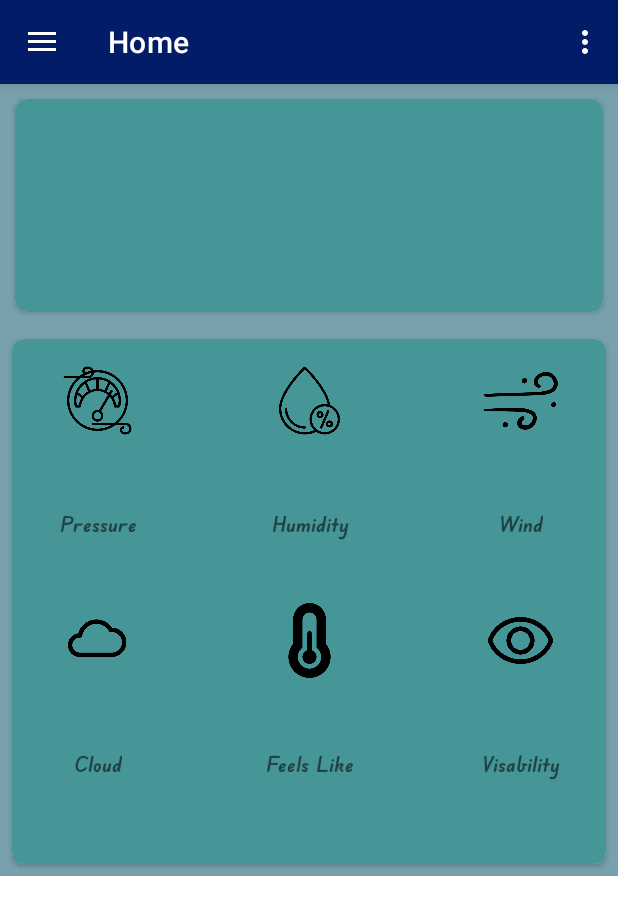
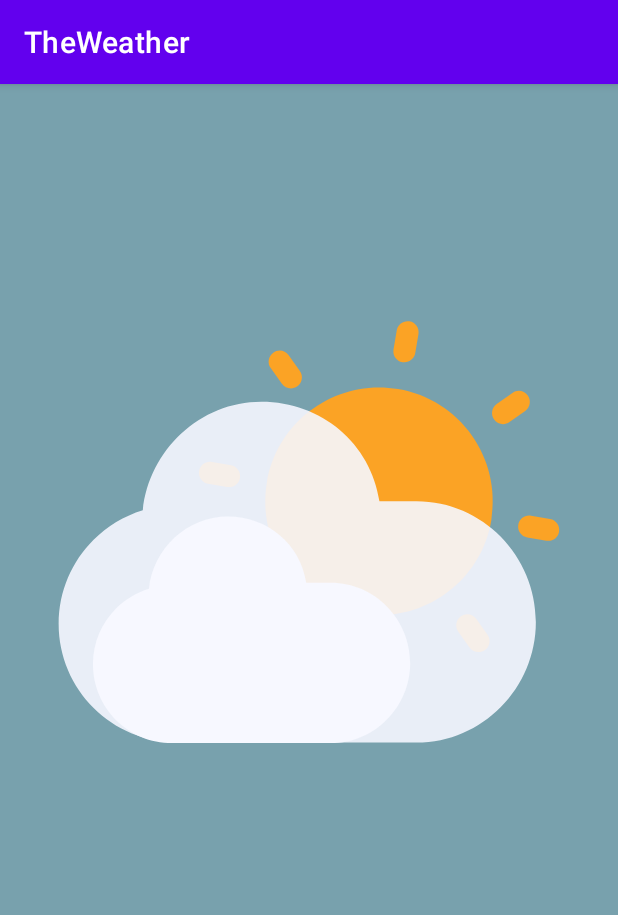
Before and after one commit to alaaeisa797/The-Weather, an Android app: the first screen one second after launch (MainActivity before the commit, SplashScreen after it), on a phone screen of 412 x 824 dp. Shown: the top 915 px of the screen. Run offline under Robolectric (Android 15) with nearby library versions, the phone set to English and light mode, and no system bars.

Commit message:
making a splash screen and updating app icon

```diff
--- a/app/build.gradle.kts
+++ b/app/build.gradle.kts
@@ -53,6 +53,7 @@ dependencies {
     implementation(libs.androidx.navigation.ui.ktx)
     implementation(libs.androidx.legacy.support.v4)
     implementation(libs.play.services.maps)
+    implementation(libs.androidx.activity)
 
     testImplementation(libs.junit)
     androidTestImplementation(libs.androidx.junit)
@@ -79,4 +80,6 @@ dependencies {
     implementation("com.google.android.gms:play-services-location:21.1.0")
     //circular view
     implementation ("de.hdodenhof:circleimageview:3.1.0")
+// lotti file <splash screen>
+    implementation("com.airbnb.android:lottie:3.6.0")
 }
--- /dev/null
+++ b/app/src/main/java/com/example/theweather/SplashScreen.kt
@@ -0,0 +1,23 @@
+package com.example.theweather
+
+import android.content.Intent
+import android.os.Bundle
+import android.os.Handler
+import androidx.activity.enableEdgeToEdge
+import androidx.appcompat.app.AppCompatActivity
+import androidx.core.view.ViewCompat
+import androidx.core.view.WindowInsetsCompat
+
+class SplashScreen : AppCompatActivity() {
+    override fun onCreate(savedInstanceState: Bundle?) {
+        super.onCreate(savedInstanceState)
+        enableEdgeToEdge()
+        setContentView(R.layout.activity_splash_screen)
+        Handler().postDelayed({
+            val intent = Intent(this@SplashScreen, MainActivity::class.java)
+            startActivity(intent)
+            finish()
+        }, 2000)
+
+    }
+}
--- /dev/null
+++ b/app/src/main/res/layout/activity_splash_screen.xml
@@ -0,0 +1,21 @@
+<?xml version="1.0" encoding="utf-8"?>
+<androidx.constraintlayout.widget.ConstraintLayout xmlns:android="http://schemas.android.com/apk/res/android"
+    xmlns:app="http://schemas.android.com/apk/res-auto"
+    xmlns:tools="http://schemas.android.com/tools"
+    android:id="@+id/main"
+    android:layout_width="match_parent"
+    android:layout_height="match_parent"
+    android:background="#CD588B9A"
+    tools:context=".SplashScreen">
+
+    <com.airbnb.lottie.LottieAnimationView
+        android:layout_width="match_parent"
+        android:layout_height="match_parent"
+        app:layout_constraintBottom_toBottomOf="parent"
+        app:layout_constraintEnd_toEndOf="parent"
+        app:layout_constraintStart_toStartOf="parent"
+        app:layout_constraintTop_toTopOf="parent"
+        app:lottie_autoPlay="true"
+        app:lottie_loop="false"
+        app:lottie_rawRes="@raw/splash_screen" />
+</androidx.constraintlayout.widget.ConstraintLayout>
--- a/app/src/main/res/values/strings.xml
+++ b/app/src/main/res/values/strings.xml
@@ -7,7 +7,7 @@
     <string name="nav_header_desc">Navigation header</string>
     <string name="action_settings">Settings</string>
 
-    <string name="menu_home"  android:fontFamily="@font/f1" >Home</string>
+    <string name="menu_home" android:fontFamily="@font/f1">Home</string>
     <string name="menu_setting">Settins</string>
     <string name="menu_alarm">Alarm</string>
     <string name="menu_favourite">Favourite</string>
--- a/gradle/libs.versions.toml
+++ b/gradle/libs.versions.toml
@@ -16,6 +16,7 @@ legacySupportV4 = "1.0.0"
 media3CommonKtx = "1.4.1"
 googleAndroidLibrariesMapsplatformSecretsGradlePlugin = "2.0.1"
 playServicesMaps = "19.0.0"
+activity = "1.9.2"
 
 [libraries]
 androidx-core-ktx = { group = "androidx.core", name = "core-ktx", version.ref = "coreKtx" }
@@ -32,6 +33,7 @@ androidx-navigation-ui-ktx = { group = "androidx.navigation", name = "navigation
 androidx-legacy-support-v4 = { group = "androidx.legacy", name = "legacy-support-v4", version.ref = "legacySupportV4" }
 androidx-media3-common-ktx = { group = "androidx.media3", name = "media3-common-ktx", version.ref = "media3CommonKtx" }
 play-services-maps = { group = "com.google.android.gms", name = "play-services-maps", version.ref = "playServicesMaps" }
+androidx-activity = { group = "androidx.activity", name = "activity", version.ref = "activity" }
 
 [plugins]
 android-application = { id = "com.android.application", version.ref = "agp" }
```
Also changed, not shown: app/src/main/AndroidManifest.xml (+10 -6 lines), app/src/main/res/raw/splash_screen.json (added, +1 -0 lines), app/src/main/res/drawable/appiconcon.png (added).
